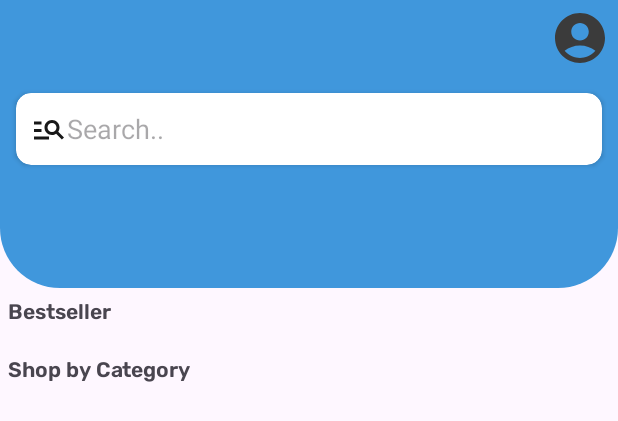
After one commit to yyuvraj54/GoCart, an Android app: the layout fragment_home.xml on its own in the app's theme, with its tools: preview values and no code run, on a phone screen of 412 x 824 dp. The commit adds this screen. Shown: the top 421 px of the screen. Run offline under Robolectric (Android 15) with nearby library versions, the phone set to English and light mode, and no system bars.

Commit message:
Rough Home Screen Design Layout Completed , Recycle View Adapter Class Created

```diff
--- /dev/null
+++ b/app/src/main/java/com/example/gocart/Adapters/AdapterCategory.kt
@@ -0,0 +1,4 @@
+package com.example.gocart.Adapters
+
+class AdapterCategory {
+}
--- a/app/src/main/java/com/example/gocart/Auth/optFragment.kt
+++ b/app/src/main/java/com/example/gocart/Auth/optFragment.kt
@@ -1,5 +1,6 @@
 package com.example.gocart.Auth
 
+import android.content.Intent
 import android.os.Bundle
 import android.text.Editable
 import android.text.TextWatcher
@@ -11,6 +12,7 @@ import androidx.core.widget.addTextChangedListener
 import androidx.fragment.app.viewModels
 import androidx.lifecycle.lifecycleScope
 import androidx.navigation.fragment.findNavController
+import com.example.gocart.Activity.UsersMainActivity
 import com.example.gocart.Models.Users
 import com.example.gocart.R
 import com.example.gocart.Utils
@@ -68,6 +70,8 @@ class optFragment : Fragment() {
                 if(it){
                     Utils.hideDialog()
                     Utils.showToast(requireContext(),"Logged In ....")
+                    startActivity(Intent(requireActivity() , UsersMainActivity::class.java))
+                    requireActivity().finish()
                 }
             }
         }
--- a/app/src/main/java/com/example/gocart/Utils.kt
+++ b/app/src/main/java/com/example/gocart/Utils.kt
@@ -19,8 +19,6 @@ object Utils {
         dialog = AlertDialog.Builder(context).setView(progress.root).setCancelable(false).create()
         dialog!!.show()
     }
-
-
     fun hideDialog(){
         dialog?.dismiss()
     }
--- /dev/null
+++ b/app/src/main/res/drawable/account_circle_24.xml
@@ -0,0 +1,5 @@
+<vector xmlns:android="http://schemas.android.com/apk/res/android" android:height="24dp" android:tint="#3B3B3B" android:viewportHeight="24" android:viewportWidth="24" android:width="24dp">
+
+    <path android:fillColor="@android:color/white" android:pathData="M12,2C6.48,2 2,6.48 2,12s4.48,10 10,10s10,-4.48 10,-10S17.52,2 12,2zM12,6c1.93,0 3.5,1.57 3.5,3.5S13.93,13 12,13s-3.5,-1.57 -3.5,-3.5S10.07,6 12,6zM12,20c-2.03,0 -4.43,-0.82 -6.14,-2.88C7.55,15.8 9.68,15 12,15s4.45,0.8 6.14,2.12C16.43,19.18 14.03,20 12,20z"/>
+
+</vector>
--- /dev/null
+++ b/app/src/main/res/drawable/app_bar_custom_back.xml
@@ -0,0 +1,9 @@
+<?xml version="1.0" encoding="utf-8"?>
+<shape xmlns:android="http://schemas.android.com/apk/res/android">
+
+    <solid  android:color="@color/blue"/>
+    <corners
+        android:bottomLeftRadius="40dp"
+        android:bottomRightRadius="40dp"
+        />
+</shape>
--- /dev/null
+++ b/app/src/main/res/drawable/manage_search_24.xml
@@ -0,0 +1,5 @@
+<vector xmlns:android="http://schemas.android.com/apk/res/android" android:autoMirrored="true" android:height="24dp" android:tint="#181818" android:viewportHeight="24" android:viewportWidth="24" android:width="24dp">
+
+    <path android:fillColor="@android:color/white" android:pathData="M7,9H2V7h5V9zM7,12H2v2h5V12zM20.59,19l-3.83,-3.83C15.96,15.69 15.02,16 14,16c-2.76,0 -5,-2.24 -5,-5s2.24,-5 5,-5s5,2.24 5,5c0,1.02 -0.31,1.96 -0.83,2.75L22,17.59L20.59,19zM17,11c0,-1.65 -1.35,-3 -3,-3s-3,1.35 -3,3s1.35,3 3,3S17,12.65 17,11zM2,19h10v-2H2V19z"/>
+
+</vector>
--- /dev/null
+++ b/app/src/main/res/layout/fragment_home.xml
@@ -0,0 +1,153 @@
+<?xml version="1.0" encoding="utf-8"?>
+<androidx.coordinatorlayout.widget.CoordinatorLayout xmlns:android="http://schemas.android.com/apk/res/android"
+    xmlns:tools="http://schemas.android.com/tools"
+    xmlns:app="http://schemas.android.com/apk/res-auto"
+    android:layout_width="match_parent"
+    android:orientation="vertical"
+    android:layout_height="match_parent">
+
+    <com.google.android.material.appbar.AppBarLayout
+        android:id="@+id/appbar"
+        android:layout_height="192dp"
+        android:layout_width="match_parent"
+        android:background="@drawable/app_bar_custom_back">
+
+
+        <com.google.android.material.appbar.CollapsingToolbarLayout
+            android:layout_width="match_parent"
+            android:layout_height="match_parent"
+            app:toolbarId="@+id/toolbar"
+            app:layout_scrollFlags="scroll|snap|exitUntilCollapsed"
+            app:contentScrim="@color/blue">
+
+
+            <androidx.appcompat.widget.Toolbar
+                android:id="@+id/toolbar"
+                android:layout_height="?attr/actionBarSize"
+                android:layout_width="match_parent"
+                app:layout_collapseMode="pin">
+
+            </androidx.appcompat.widget.Toolbar>
+
+            <LinearLayout
+                android:layout_width="match_parent"
+                android:layout_height="wrap_content"
+                android:orientation="vertical"
+                app:layout_collapseMode="pin">
+
+                <ImageView
+                    android:id="@+id/ivProfile"
+                    android:layout_width="40sp"
+                    android:layout_height="40sp"
+                    android:layout_gravity="end"
+                    android:layout_margin="5dp"
+                    android:clickable="true"
+                    android:src="@drawable/account_circle_24"
+                    app:layout_collapseMode="parallax"
+                    tools:ignore="TouchTargetSizeCheck,SpeakableTextPresentCheck" />
+
+                <androidx.cardview.widget.CardView
+                    android:layout_width="match_parent"
+                    android:layout_height="60dp"
+                    android:layout_margin="5dp"
+                    app:cardCornerRadius="10dp"
+                    app:cardUseCompatPadding="true"
+                    app:layout_collapseMode="pin">
+
+                    <EditText
+                        android:id="@+id/editTextText"
+                        android:layout_width="match_parent"
+                        android:layout_height="match_parent"
+                        android:background="@drawable/custom_input"
+                        android:drawableLeft="@drawable/manage_search_24"
+                        android:ems="10"
+                        android:layout_gravity="center"
+                        android:hint="Search.."
+                        android:inputType="text"
+                        android:paddingHorizontal="10dp"
+                        tools:ignore="TouchTargetSizeCheck" />
+                </androidx.cardview.widget.CardView>
+            </LinearLayout>
+        </com.google.android.material.appbar.CollapsingToolbarLayout>
+    </com.google.android.material.appbar.AppBarLayout>
+
+    <androidx.core.widget.NestedScrollView
+        android:layout_width="match_parent"
+        android:layout_height="match_parent"
+
+
+        app:layout_behavior="com.google.android.material.appbar.AppBarLayout$ScrollingViewBehavior"
+        tools:ignore="SpeakableTextPresentCheck">
+
+
+        <androidx.constraintlayout.widget.ConstraintLayout
+            android:layout_width="match_parent"
+            android:layout_height="wrap_content">
+
+            <LinearLayout
+                android:id="@+id/linearLayout"
+                android:layout_width="match_parent"
+                android:layout_height="wrap_content"
+                android:layout_margin="5dp"
+                android:orientation="vertical"
+                android:weightSum="1"
+                app:layout_constraintEnd_toEndOf="parent"
+                app:layout_constraintStart_toStartOf="parent"
+                app:layout_constraintTop_toTopOf="parent">
+
+                <TextView
+                    android:id="@+id/textView2"
+                    android:layout_width="wrap_content"
+                    android:layout_height="wrap_content"
+                    android:layout_weight="1"
+                    android:fontFamily="@font/rbsb"
+                    android:text="Bestseller" />
+
+                <androidx.recyclerview.widget.RecyclerView
+                    android:layout_width="match_parent"
+                    android:layout_height="wrap_content"
+                    android:layout_margin="5dp"
+                    android:layout_marginHorizontal="6dp"
+                    android:layout_weight="1"
+                    android:orientation="horizontal"
+                    android:visibility="visible"
+                    app:layoutManager="androidx.recyclerview.widget.LinearLayoutManager" />
+            </LinearLayout>
+
+
+            <LinearLayout
+                android:layout_width="match_parent"
+                android:layout_height="wrap_content"
+                android:layout_margin="5dp"
+                android:layout_marginStart="5dp"
+                android:layout_marginEnd="4dp"
+                android:orientation="vertical"
+                android:weightSum="1"
+                app:layout_constraintEnd_toEndOf="parent"
+                app:layout_constraintStart_toStartOf="parent"
+                app:layout_constraintTop_toBottomOf="@+id/linearLayout">
+
+                <TextView
+                    android:layout_width="wrap_content"
+                    android:layout_height="wrap_content"
+                    android:layout_weight="1"
+                    android:fontFamily="@font/rbsb"
+                    android:text="Shop by Category" />
+
+                <androidx.recyclerview.widget.RecyclerView
+                    android:layout_width="match_parent"
+                    android:layout_height="wrap_content"
+                    android:layout_margin="5dp"
+                    app:spanCount="4"
+                    android:layout_marginHorizontal="6dp"
+                    android:layout_weight="1"
+                    android:layout_gravity="center"
+                    android:visibility="visible"
+                    app:layoutManager="androidx.recyclerview.widget.GridLayoutManager" />
+            </LinearLayout>
+
+        </androidx.constraintlayout.widget.ConstraintLayout>
+    </androidx.core.widget.NestedScrollView>
+
+
+</androidx.coordinatorlayout.widget.CoordinatorLayout>
```
Also changed, not shown: app/src/main/java/com/example/gocart/Auth/SplashFragment.kt (+25 -1 lines), app/src/main/java/com/example/gocart/HomeFragment.kt (added, +22 -0 lines), app/src/main/java/com/example/gocart/ViewModels/AuthViewModel.kt (+12 -0 lines), app/src/main/res/layout/activity_users_main.xml (+11 -0 lines), app/src/main/res/layout/item_view_product_category.xml (added, +46 -0 lines), app/src/main/res/navigation/users_navigation_graph.xml (added, +13 -0 lines).
